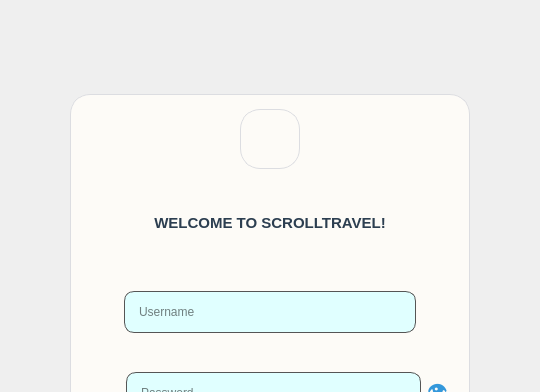
Before: the Qt Designer form MAIN PROJECT/USER-INTERFACE/loginPage.ui in dhqkhanh2430/ScrollTravel-PROJECT, drawn with Qt 5; both pictures show x 130 to 670 and y 0 to 392 of the 800 by 699 pixel window.
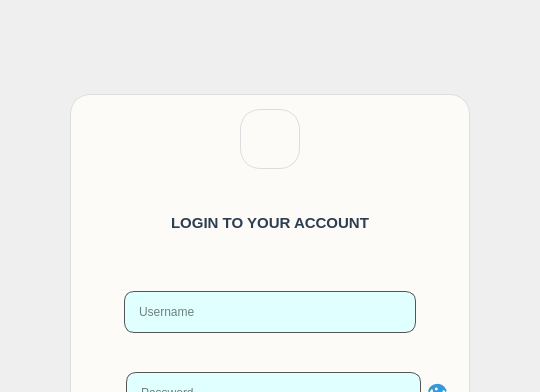
After: the same form once the commit is applied. Icons and pictures are not drawn.

Commit message:
UPDATE LOGIN PAGE
Title change and Asset change

```diff
--- a/MAIN PROJECT/USER-INTERFACE/loginPage.ui
+++ b/MAIN PROJECT/USER-INTERFACE/loginPage.ui
@@ -178,7 +178,7 @@
 </string>
          </property>
          <property name="text">
-          <string>WELCOME TO SCROLLTRAVEL!</string>
+          <string>LOGIN TO YOUR ACCOUNT</string>
          </property>
          <property name="alignment">
           <set>Qt::AlignCenter</set>
```
Left out of the diff: 2 changed lines with no effect on the pictures.
